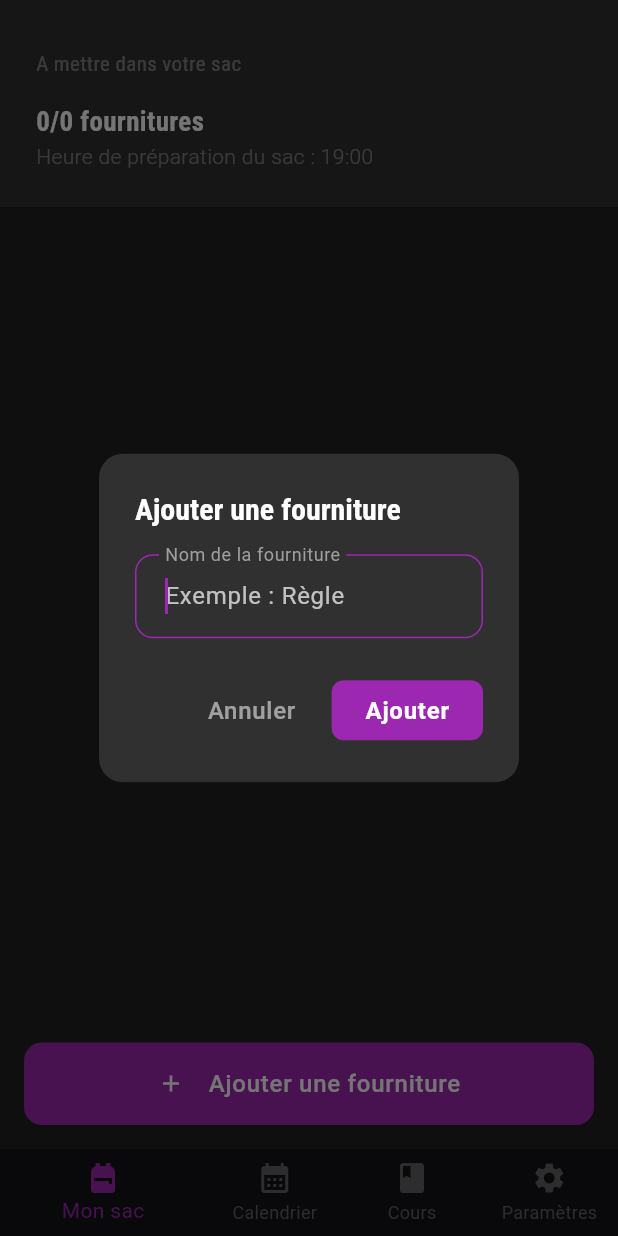
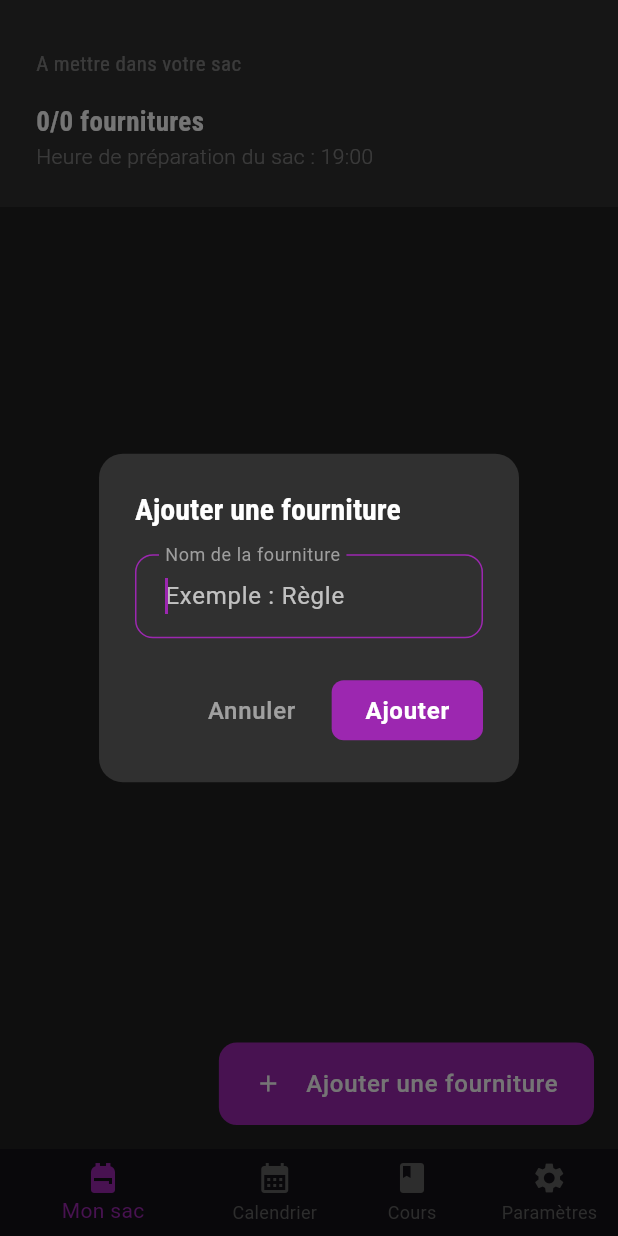
Before and after one commit to kevindjf/dansmonsac, a Flutter app: the HomePage screen opened directly, after a tap on "Ajouter une fourniture", on a phone screen of 412 x 824 dp. Run offline on Flutter 3.47's test engine with Material 3 defaults, Android fonts, the phone set to English and light mode, and no system bars; our stand-ins replace dartz, flutter_colorpicker, flutter_local_notifications, flutter_riverpod, google_fonts and 4 more; missing offline and left inert: dart:ffi; accounts and stored records are empty; generated files the repository leaves out were written again.

Commit message:
Add animated shrinking button and footer padding to supply list
Improvements to the supply list UI:

1. Added footer padding (100px) to prevent content from being hidden behind the floating button
   - ListView.builder now has itemCount + 1 with last item as SizedBox(height: 100)
   - Ensures all supplies are scrollable and visible

2. Implemented animated shrinking button on scroll
   - Added ScrollController to detect scroll events
   - Button shrinks to circular FAB (56x56) showing only "+" icon when scrolling
   - Button expands back to full size with text when scroll stops (300ms delay)
   - Uses AnimatedContainer for smooth width/padding/border radius transitions
   - Uses AnimatedSwitcher for fade/size transition between icon-only and full button
   - Button positioned at bottom-right with Positioned widget

The animation provides better UX by reducing button size during scroll to give more screen space while keeping it easily accessible.

```diff
--- a/features/main/lib/presentation/home/list_supply_page.dart
+++ b/features/main/lib/presentation/home/list_supply_page.dart
@@ -1,3 +1,4 @@
+import 'dart:async';
 import 'package:flutter/material.dart';
 import 'package:flutter_riverpod/flutter_riverpod.dart';
 import 'package:common/src/ui/ui.dart';
@@ -45,12 +46,45 @@ class _ListSupplyState extends ConsumerState<ListSupply> {
   DateTime? _targetDate;
   bool _isLoaded = false;
   List<String> _standaloneSupplies = [];
+  final ScrollController _scrollController = ScrollController();
+  bool _isScrolling = false;
+  Timer? _scrollTimer;
 
   @override
   void initState() {
     super.initState();
     _loadCheckedState();
     _loadStandaloneSupplies();
+    _scrollController.addListener(_onScroll);
+  }
+
+  @override
+  void dispose() {
+    _scrollController.removeListener(_onScroll);
+    _scrollController.dispose();
+    _scrollTimer?.cancel();
+    super.dispose();
+  }
+
+  void _onScroll() {
+    // User is scrolling
+    if (!_isScrolling) {
+      setState(() {
+        _isScrolling = true;
+      });
+    }
+
+    // Cancel previous timer
+    _scrollTimer?.cancel();
+
+    // Set timer to detect when scrolling stops
+    _scrollTimer = Timer(const Duration(milliseconds: 300), () {
+      if (mounted) {
+        setState(() {
+          _isScrolling = false;
+        });
+      }
+    });
   }
 
   Future<void> _loadCheckedState() async {
@@ -198,8 +232,14 @@ class _ListSupplyState extends ConsumerState<ListSupply> {
               _buildBagReadyBanner(context),
             Expanded(
               child: ListView.builder(
-                itemCount: items.length,
+                controller: _scrollController,
+                itemCount: items.length + 1, // +1 for footer padding
                 itemBuilder: (context, index) {
+                  // Footer padding
+                  if (index == items.length) {
+                    return const SizedBox(height: 100); // Space for the button
+                  }
+
                   final item = items[index];
                   final accentColor = Theme.of(context).colorScheme.secondary;
 
@@ -371,30 +411,53 @@ class _ListSupplyState extends ConsumerState<ListSupply> {
   }
 
   Widget _buildAddButton() {
-    return Column(
-      mainAxisAlignment: MainAxisAlignment.end,
-      children: [
-        Padding(
-          padding: const EdgeInsets.all(16.0),
-          child: SizedBox(
-            width: double.infinity,
+    return Positioned(
+      right: 16,
+      bottom: 16,
+      child: AnimatedContainer(
+        duration: const Duration(milliseconds: 300),
+        curve: Curves.easeInOut,
+        width: _isScrolling ? 56 : null, // Shrink to FAB size when scrolling
         child: FilledButton(
           onPressed: () => _showAddSupplyDialog(),
           style: FilledButton.styleFrom(
-                padding: const EdgeInsets.symmetric(vertical: 16),
+            padding: _isScrolling
+                ? const EdgeInsets.all(16)
+                : const EdgeInsets.symmetric(vertical: 16, horizontal: 24),
             shape: RoundedRectangleBorder(
-                  borderRadius: BorderRadius.circular(12),
+              borderRadius: BorderRadius.circular(_isScrolling ? 28 : 12),
             ),
+            minimumSize: _isScrolling ? const Size(56, 56) : null,
           ),
-              child: Row(
+          child: AnimatedSwitcher(
+            duration: const Duration(milliseconds: 200),
+            transitionBuilder: (Widget child, Animation<double> animation) {
+              return FadeTransition(
+                opacity: animation,
+                child: SizeTransition(
+                  sizeFactor: animation,
+                  axis: Axis.horizontal,
+                  child: child,
+                ),
+              );
+            },
+            child: _isScrolling
+                ? const Icon(
+                    Icons.add,
+                    color: Colors.white,
+                    key: ValueKey('icon'),
+                  )
+                : Row(
+                    key: const ValueKey('row'),
+                    mainAxisSize: MainAxisSize.min,
                     mainAxisAlignment: MainAxisAlignment.center,
-                children: [
+                    children: const [
                       Icon(
                         Icons.add,
                         color: Colors.white,
                       ),
-                  const SizedBox(width: 16),
-                  const Text(
+                      SizedBox(width: 16),
+                      Text(
                         "Ajouter une fourniture",
                         style: TextStyle(fontSize: 16),
                       ),
@@ -403,7 +466,6 @@ class _ListSupplyState extends ConsumerState<ListSupply> {
           ),
         ),
       ),
-      ],
     );
   }
 
```
Lines whose indentation alone changed are shown as unchanged.
